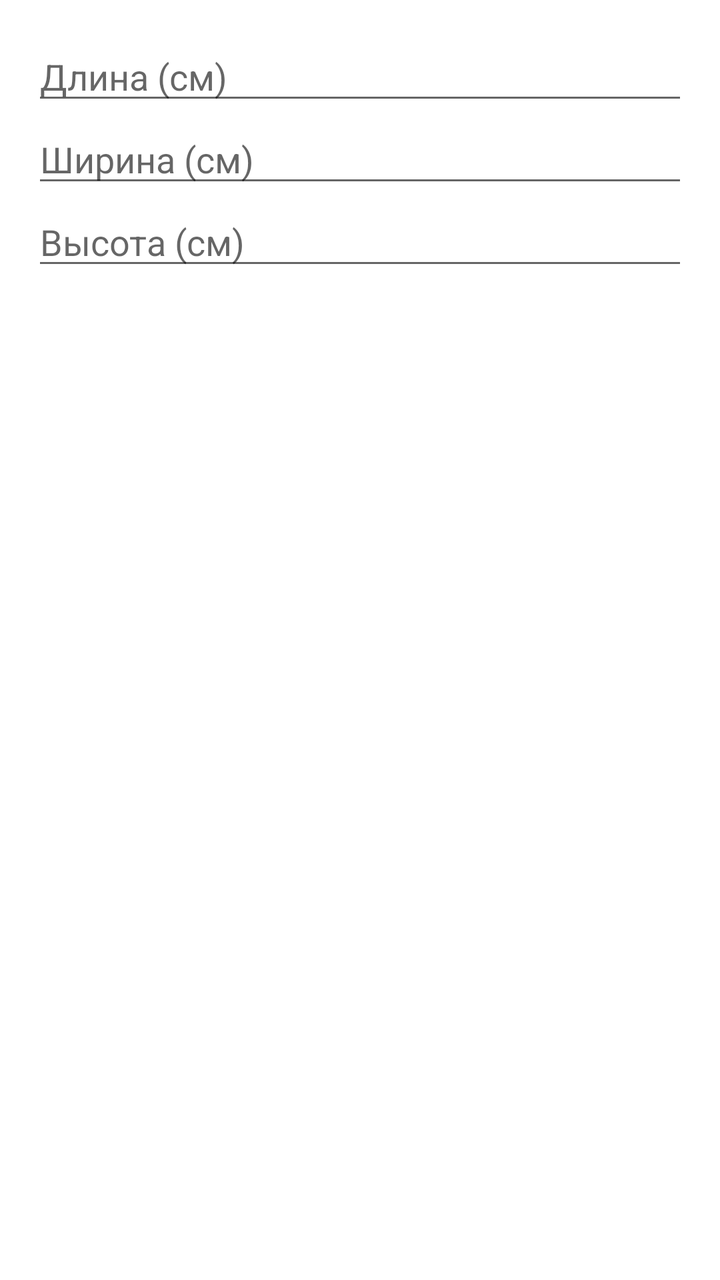
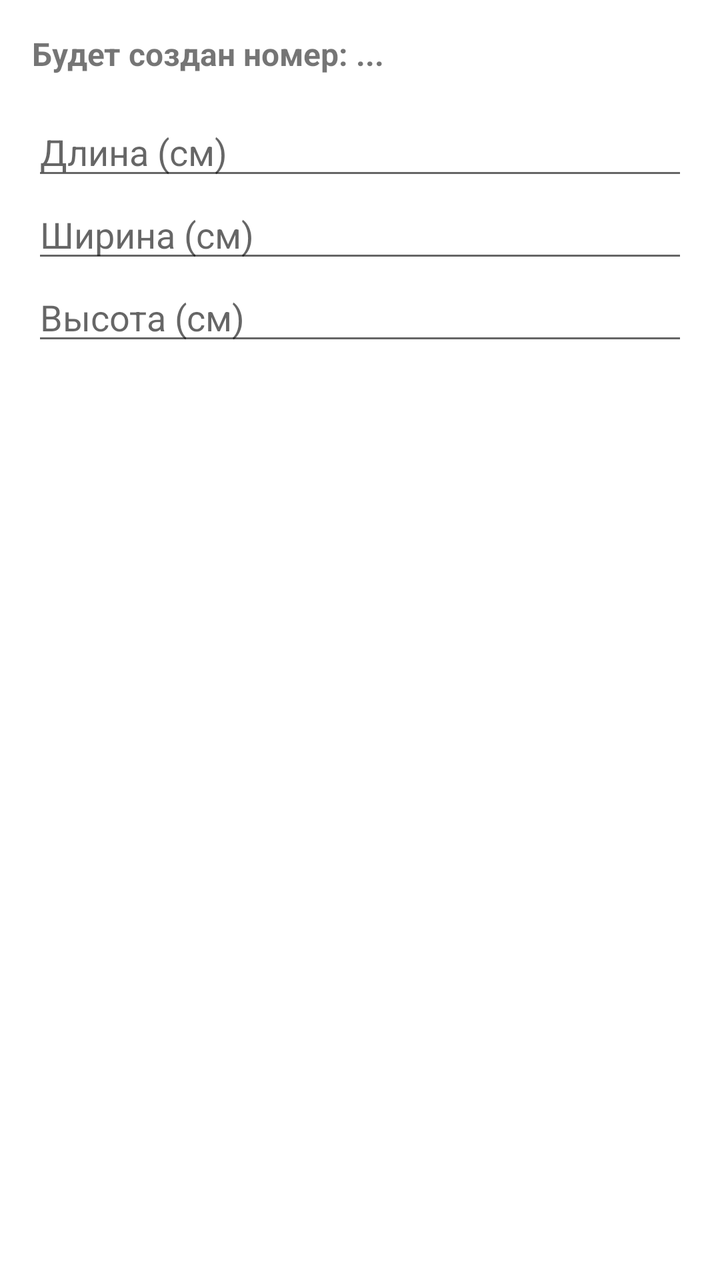

Compare the two renders of this Android layout. The source of the first and the diff that turns it into the second are given below.
<!-- AndroidManifest.xml: application theme AppTheme -->
<!-- res/layout/dialog_add_box.xml -->
<?xml version="1.0" encoding="utf-8"?>
<LinearLayout xmlns:android="http://schemas.android.com/apk/res/android"
    android:layout_width="match_parent"
    android:layout_height="wrap_content"
    android:orientation="vertical"
    android:padding="16dp">

    <EditText android:id="@+id/etLength" android:layout_width="match_parent" android:layout_height="wrap_content" android:hint="Длина (см)" android:inputType="number" />

    <EditText android:id="@+id/etWidth" android:layout_width="match_parent" android:layout_height="wrap_content" android:hint="Ширина (см)" android:inputType="number" />

    <EditText android:id="@+id/etHeight" android:layout_width="match_parent" android:layout_height="wrap_content" android:hint="Высота (см)" android:inputType="number" />

</LinearLayout>
<!-- resources referenced by this layout -->
<resources>
  <style name="AppTheme" parent="Theme.MaterialComponents.Light.NoActionBar">
          
          <item name="colorPrimary">#2E7D32</item>  
          <item name="colorPrimaryVariant">#1B5E20</item>
          <item name="colorOnPrimary">#FFFFFF</item>
          <item name="colorSecondary">#2E7D32</item>
          <item name="colorSecondaryVariant">#1B5E20</item>
          <item name="colorOnSecondary">#000000</item>
      </style>
</resources>

<!-- the commit's change to res/layout/dialog_add_box.xml (unified diff, before → after) -->
@@ -4,6 +4,15 @@
     android:layout_height="wrap_content"
     android:orientation="vertical"
     android:padding="16dp">
+    
+    <TextView
+        android:id="@+id/tvTrackingCode"
+        android:layout_width="match_parent"
+        android:layout_height="wrap_content"
+        android:text="Будет создан номер: ..."
+        android:textStyle="bold"
+        android:textSize="16sp"
+        android:layout_marginBottom="16dp" />
 
     <EditText android:id="@+id/etLength" android:layout_width="match_parent" android:layout_height="wrap_content" android:hint="Длина (см)" android:inputType="number" />
 
